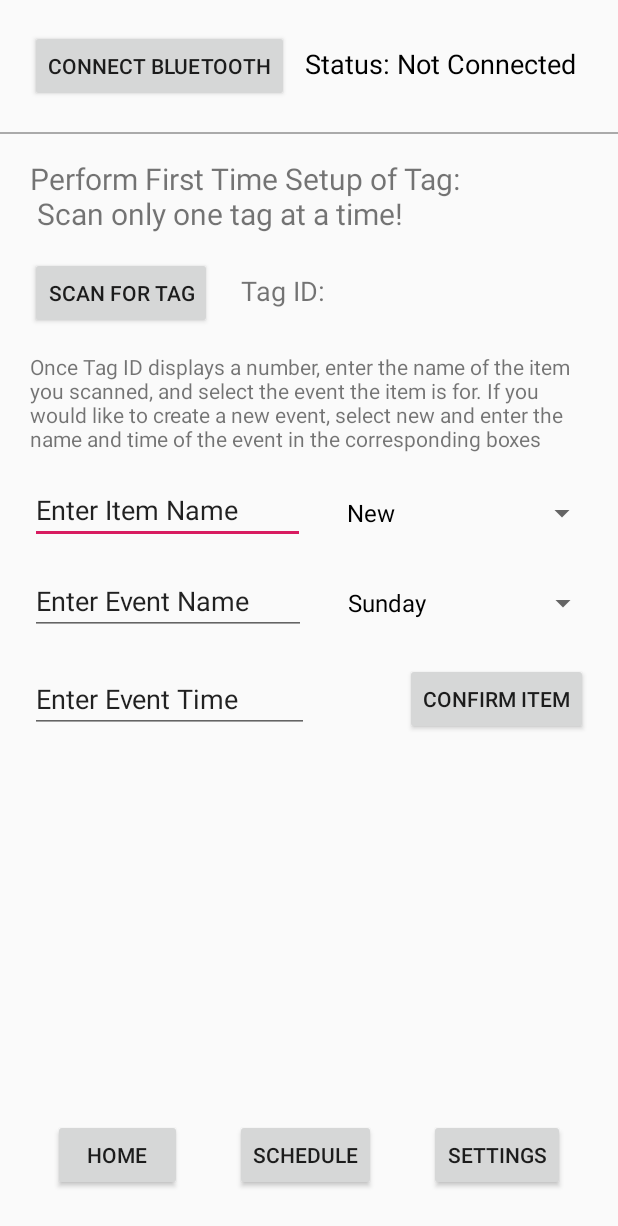
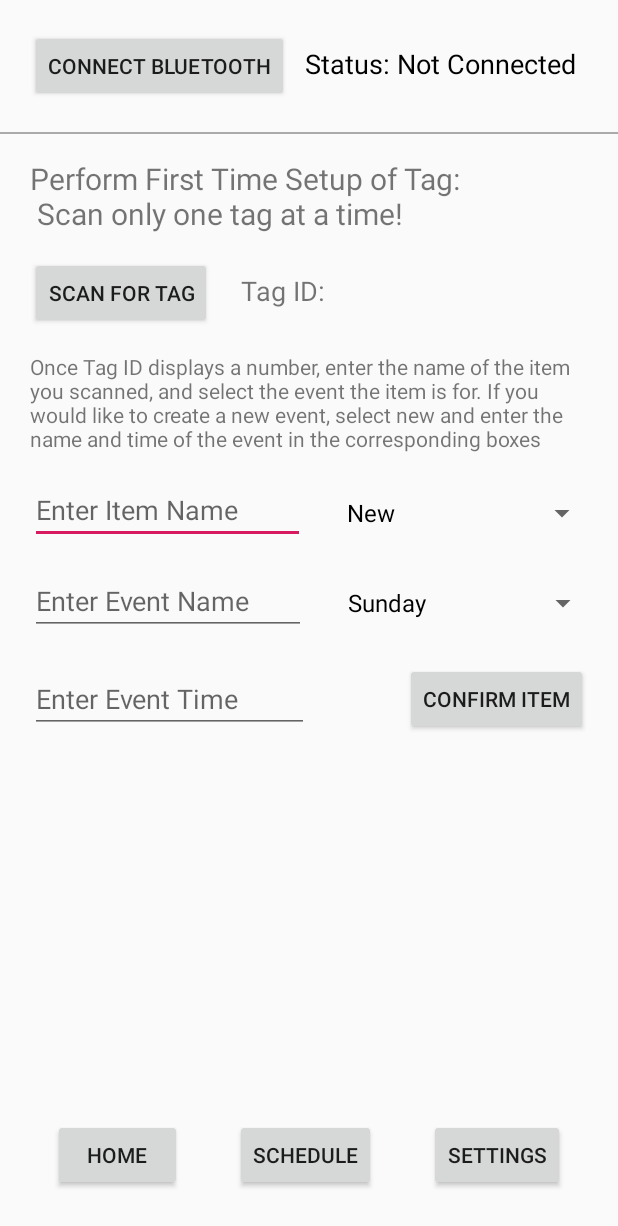
Before and after one commit to k6han/ForgetaBoutIt, an Android app: the screen it shows after launch (SettingsActivity), after a tap on "SETTINGS", on a phone screen of 412 x 824 dp. Shown: the top 1226 px of the screen. Run offline under Robolectric (Android 15) with nearby library versions, the phone set to English and light mode, and no system bars.

Commit message:
Gray Initial Text in Text Box
Set the text in the text box in the settings page to be gray initially, and disappear when user types something

```diff
--- a/app/src/main/res/layout/activity_settings.xml
+++ b/app/src/main/res/layout/activity_settings.xml
@@ -110,7 +110,7 @@
         android:layout_marginTop="15dp"
         android:ems="10"
         android:inputType="textPersonName"
-        android:text="Enter Item Name" />
+        android:hint="Enter Item Name" />
 
     <TextView
         android:id="@+id/textView"
@@ -151,7 +151,7 @@
         android:layout_marginTop="15dp"
         android:ems="10"
         android:inputType="textPersonName"
-        android:text="Enter Event Name" />
+        android:hint="Enter Event Name" />
 
     <Spinner
         android:id="@+id/daySelect"
@@ -172,6 +172,6 @@
         android:layout_marginTop="20dp"
         android:ems="10"
         android:inputType="textPersonName"
-        android:text="Enter Event Time" />
+        android:hint="Enter Event Time" />
 
 </RelativeLayout>
```
